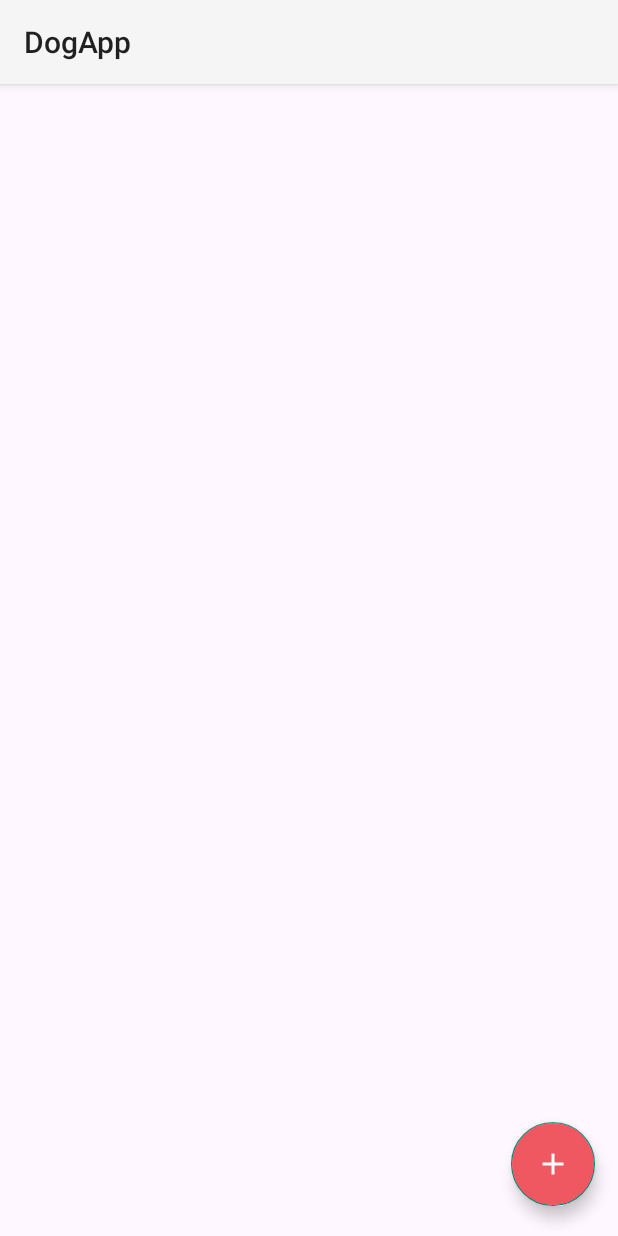
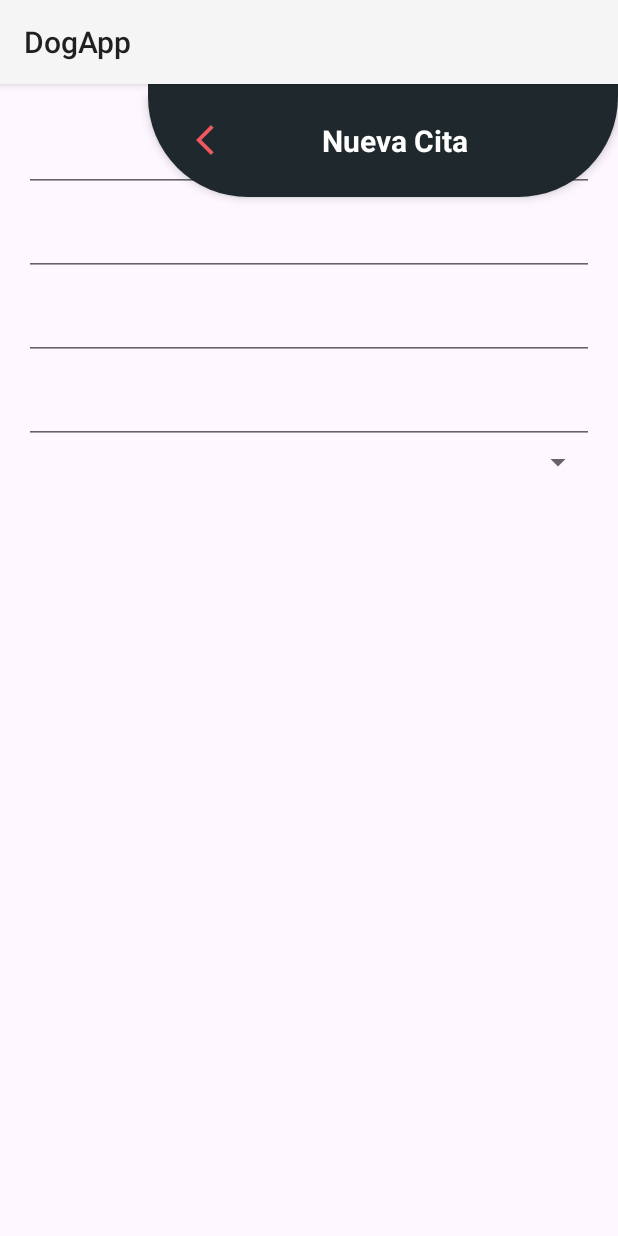
Before and after one commit to RoseRossi/equipoUno-DogApp, an Android app built with Jetpack Compose: the AppointmentSchedulerFragment screen opened through its navigation route, after a tap on "TODO", on a phone screen of 412 x 824 dp. Run offline under Robolectric (Android 15) with nearby library versions, the phone set to English and light mode, and no system bars; our stand-ins replace data binding.

```diff
--- a/app/src/main/java/com/equipo1/dogapp/model/InventoryAppointment.kt
+++ b/app/src/main/java/com/equipo1/dogapp/model/InventoryAppointment.kt
@@ -1,5 +1,9 @@
 package com.equipo1.dogapp.model
 
 data class InventoryAppointment(
-
+  val pet_name: String,
+  val owner_name: String,
+  val pet_breed: String,
+  val tel_numbe: String,
+  val pel_symptoms: String
 )
--- /dev/null
+++ b/app/src/main/java/com/equipo1/dogapp/view/fragment/AddNewAppointmentFragment.kt
@@ -0,0 +1,25 @@
+package com.equipo1.dogapp.view.fragment
+
+import android.os.Bundle
+import androidx.fragment.app.Fragment
+import android.view.LayoutInflater
+import android.view.View
+import android.view.ViewGroup
+import com.equipo1.dogapp.databinding.FragmentAddNewAppointmentBinding
+
+class AddNewAppointmentFragment : Fragment() {
+    private lateinit var binding: FragmentAddNewAppointmentBinding
+
+    override fun onCreateView(
+        inflater: LayoutInflater, container: ViewGroup?,
+        savedInstanceState: Bundle?
+    ): View? {
+        binding = FragmentAddNewAppointmentBinding.inflate(inflater)
+        binding.lifecycleOwner = this
+        return binding.root
+    }
+
+    override fun onViewCreated(view: View, savedInstanceState: Bundle?) {
+        super.onViewCreated(view, savedInstanceState)
+    }
+}
--- a/app/src/main/java/com/equipo1/dogapp/view/fragment/AppointmentSchedulerFragment.kt
+++ b/app/src/main/java/com/equipo1/dogapp/view/fragment/AppointmentSchedulerFragment.kt
@@ -6,6 +6,8 @@ import android.view.LayoutInflater
 import android.view.View
 import android.view.ViewGroup
 import android.widget.Toast
+import androidx.navigation.fragment.findNavController
+import com.equipo1.dogapp.R
 import com.equipo1.dogapp.databinding.FragmentAppointmentSchedulerBinding
 
 class AppointmentSchedulerFragment : Fragment() {
@@ -29,7 +31,7 @@ class AppointmentSchedulerFragment : Fragment() {
     private fun controllers()
     {
         binding.addNewAppointment.setOnClickListener {
-            Toast.makeText(context, "UMMM YA", Toast.LENGTH_SHORT).show()
+            findNavController().navigate(R.id.action_appointmentSchedulerFragment_to_addNewAppointmentFragment)
         }
     }
 }
--- a/app/src/main/res/layout/fragment_add_new_appointment.xml
+++ b/app/src/main/res/layout/fragment_add_new_appointment.xml
@@ -1,13 +1,17 @@
 <?xml version="1.0" encoding="utf-8"?>
-<FrameLayout xmlns:android="http://schemas.android.com/apk/res/android"
+<layout xmlns:android="http://schemas.android.com/apk/res/android"
     xmlns:tools="http://schemas.android.com/tools"
+    xmlns:app="http://schemas.android.com/apk/res-auto">
+
+    <androidx.constraintlayout.widget.ConstraintLayout
         android:layout_width="match_parent"
         android:layout_height="match_parent"
-    tools:context=".AddNewAppointment">
-
-    <!-- Toolbar -->
+        android:background="@color/bg_tertiary"
+        tools:context=".view.fragment.AddNewAppointmentFragment">
         <androidx.appcompat.widget.Toolbar
             android:id="@+id/toolbar"
+            app:layout_constraintEnd_toEndOf="parent"
+            app:layout_constraintBaseline_toBottomOf="parent"
             android:layout_width="wrap_content"
             android:layout_height="wrap_content"
             android:radius="16dp"
@@ -50,7 +54,7 @@
             android:layout_height="match_parent"
             android:orientation="vertical"
             android:padding="16dp"
-        tools:context=".AddNewAppointment">
+            tools:context=".view.fragment.AddNewAppointmentFragment">
 
             <com.google.android.material.textfield.TextInputLayout
                 android:layout_width="match_parent"
@@ -104,5 +108,5 @@
             </com.google.android.material.textfield.TextInputLayout>
 
         </LinearLayout>
-
-</FrameLayout>
+    </androidx.constraintlayout.widget.ConstraintLayout>
+</layout>
--- a/app/src/main/res/navigation/nav_init.xml
+++ b/app/src/main/res/navigation/nav_init.xml
@@ -22,5 +22,16 @@
         <action
             android:id="@+id/action_appointmentSchedulerFragment_to_homeLoginFragment"
             app:destination="@id/homeLoginFragment" />
+        <action
+            android:id="@+id/action_appointmentSchedulerFragment_to_addNewAppointmentFragment"
+            app:destination="@id/addNewAppointmentFragment" />
+    </fragment>
+    <fragment
+        android:id="@+id/addNewAppointmentFragment"
+        android:name="com.equipo1.dogapp.view.fragment.AddNewAppointmentFragment"
+        android:label="AddNewAppointmentFragment" >
+        <action
+            android:id="@+id/action_addNewAppointmentFragment_to_appointmentSchedulerFragment"
+            app:destination="@id/appointmentSchedulerFragment" />
     </fragment>
 </navigation>
```
Also changed, not shown: app/src/main/java/com/equipo1/dogapp/AddNewAppointment.kt (deleted, +0 -59 lines). Lines whose indentation alone changed are shown as unchanged.
